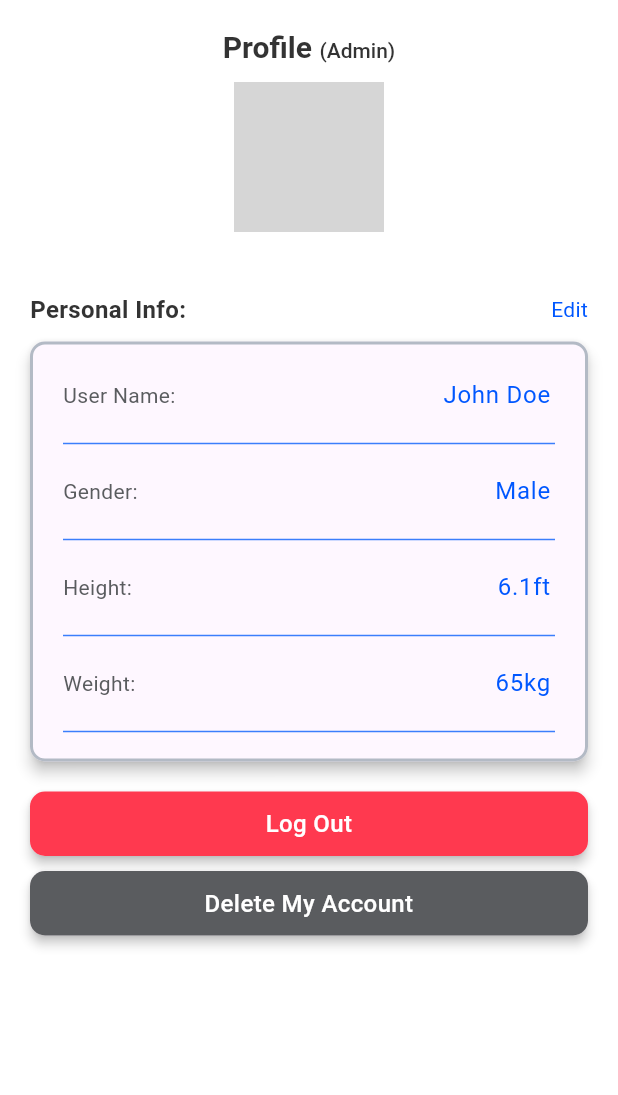
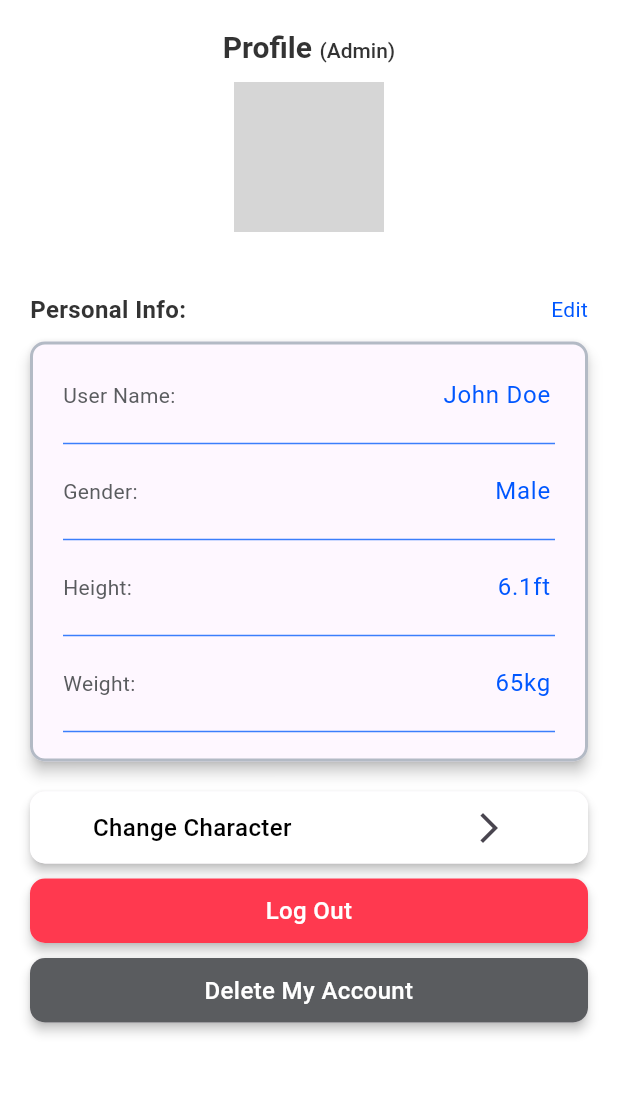
Before and after one commit to Borhan2004/Tracking-Apps, a Flutter app: the ProfileScreen screen opened directly, on a phone screen of 412 x 824 dp, the part 113-1208 px from its top. Run offline on Flutter 3.47's test engine with Material 3 defaults, Android fonts, the phone set to English and light mode, and no system bars; our stand-ins replace file_picker, fl_chart, flutter_otp_text_field, flutter_screenutil, geolocator, get and 4 more; accounts and stored records are empty; grey boxes are pictures that could not be loaded.

Commit message:
Profile page and Calendar  update

```diff
--- /dev/null
+++ b/lib/features/profile/widget/change_character_button.dart
@@ -0,0 +1,52 @@
+import 'package:chrismiche/features/profile/widget/character_container.dart';
+import 'package:flutter/material.dart';
+import 'package:get/get.dart';
+import 'package:get/state_manager.dart';
+
+class ChangeCharacterButton extends StatelessWidget {
+  const ChangeCharacterButton({super.key});
+
+  @override
+  Widget build(BuildContext context) {
+    return Padding(
+      padding: EdgeInsets.only(bottom: 10),
+      child: Material(
+        elevation: 3.0,
+        borderRadius: BorderRadius.circular(10),
+        child: Container(
+          padding: EdgeInsets.symmetric(horizontal: 20),
+          width: MediaQuery.of(context).size.width,
+          decoration: BoxDecoration(
+            color: Colors.white,
+            borderRadius: BorderRadius.circular(10),
+          ),
+          child: Column(
+            children: [
+              Row(
+                mainAxisAlignment: MainAxisAlignment.spaceAround,
+                children: [
+                  Text(
+                    'Change Character',
+                    style: TextStyle(
+                      fontWeight: FontWeight.w500,
+                      fontSize: 16,
+                      color: Colors.black,
+                    ),
+                    textAlign: TextAlign.center,
+                  ),
+                  SizedBox(width: 20),
+                  IconButton(
+                    onPressed: () {
+                      Get.to(CharacterContainer());
+                    },
+                    icon: Icon(Icons.arrow_forward_ios),
+                  ),
+                ],
+              ),
+            ],
+          ),
+        ),
+      ),
+    );
+  }
+}
--- a/lib/features/profile/widget/custom_button.dart
+++ b/lib/features/profile/widget/custom_button.dart
@@ -3,16 +3,19 @@ import 'package:flutter/material.dart';
 class CustomButton extends StatelessWidget {
   final String label;
   final Color buttonColor;
+  final VoidCallback onTap;
   const CustomButton({
     super.key,
     required this.label,
-    required this.buttonColor,
+    required this.buttonColor, required this.onTap,
   });
 
   @override
   Widget build(BuildContext context) {
     return Padding(
       padding: EdgeInsets.only(bottom: 10),
+      child: GestureDetector(
+        onTap: onTap,
         child: Material(
           elevation: 3.0,
           borderRadius: BorderRadius.circular(10),
@@ -34,6 +37,7 @@ class CustomButton extends StatelessWidget {
             ),
           ),
         ),
+      ),
     );
   }
 }
--- a/lib/features/profile/widget/profile_page_container.dart
+++ b/lib/features/profile/widget/profile_page_container.dart
@@ -1,4 +1,5 @@
 import 'package:chrismiche/core/utils/constants/image_path.dart';
+import 'package:chrismiche/features/profile/widget/change_character_button.dart';
 import 'package:chrismiche/features/profile/widget/custom_button.dart';
 import 'package:chrismiche/features/profile/widget/personal_info.dart';
 import 'package:flutter/material.dart';
@@ -52,10 +53,11 @@ class ProfilePageContainer extends StatelessWidget {
               ),
             ),
             PersonalInfo(),
-            CustomButton(label: 'Log Out', buttonColor: Color(0xFFFF394F)),
+            ChangeCharacterButton(),
+            CustomButton(label: 'Log Out', buttonColor: Color(0xFFFF394F), onTap: () {  },),
             CustomButton(
               label: 'Delete My Account',
-              buttonColor: Color(0xFF5A5C5F),
+              buttonColor: Color(0xFF5A5C5F), onTap: () {  },
             ),
           ],
         ),
```
Also changed, not shown: lib/features/chart/controller/calendar_controller.dart (+22 -4 lines), lib/features/chart/widget/calendar_strip.dart (+6 -6 lines), lib/features/profile/controller/change_character_controller.dart (added, +19 -0 lines), lib/features/profile/widget/character_container.dart (added, +89 -0 lines). Lines whose indentation alone changed are shown as unchanged.
